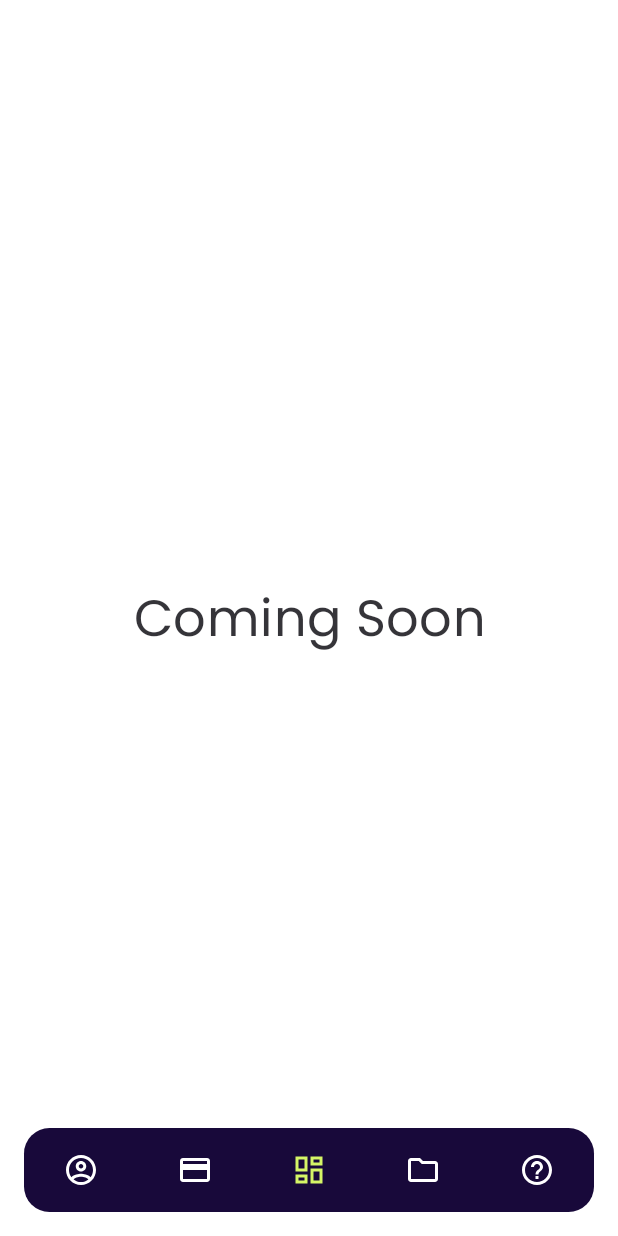
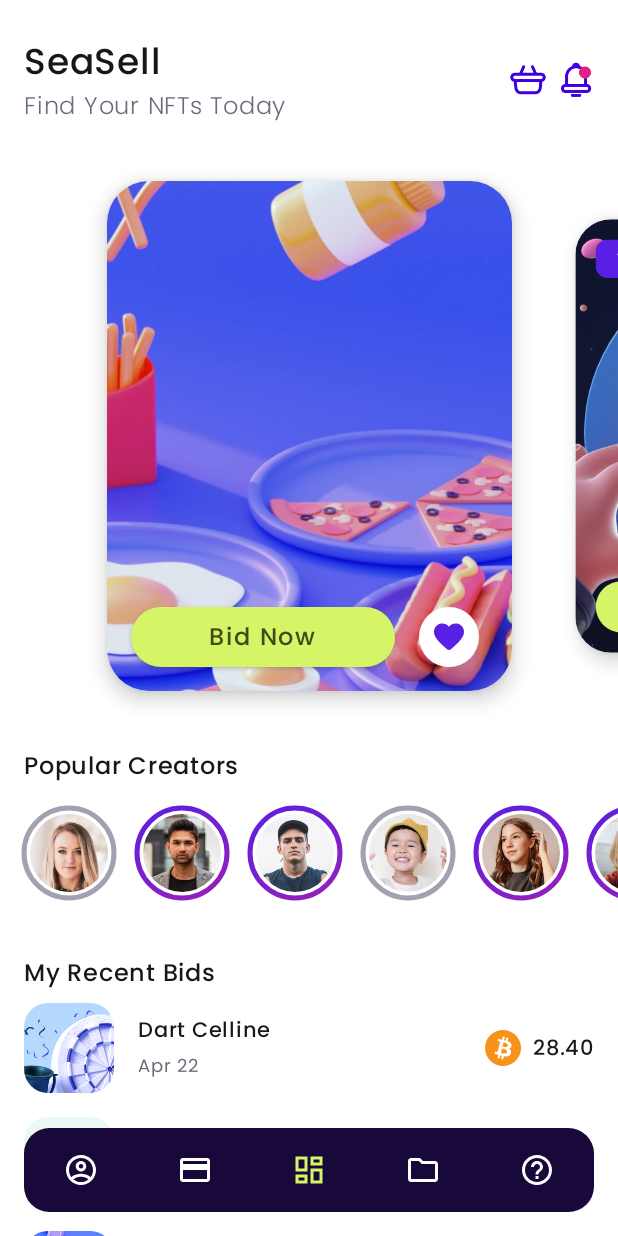
Before and after one commit to ROTM-Studio/jetpack-compose-ui-kits, an Android app built with Jetpack Compose: the DashboardScreen screen opened through its navigation route, on a phone screen of 412 x 824 dp. Run offline under Robolectric (Android 15) with nearby library versions, the phone set to English and light mode, and no system bars; our stand-ins replace accompanist.

Commit message:
Add dashboard screen

```diff
--- a/SeaSellCryptoAppUIKit/app/build.gradle
+++ b/SeaSellCryptoAppUIKit/app/build.gradle
@@ -63,6 +63,8 @@ dependencies {
     androidTestImplementation "androidx.compose.ui:ui-test-junit4:$compose_version"
     debugImplementation "androidx.compose.ui:ui-tooling:$compose_version"
 
+    implementation "androidx.compose.ui:ui-util:$compose_version"
+
     implementation "com.google.accompanist:accompanist-pager:$accompanistVersion"
     implementation "com.google.accompanist:accompanist-navigation-animation:$accompanistVersion"
     implementation "com.google.accompanist:accompanist-insets:$accompanistVersion"
--- a/SeaSellCryptoAppUIKit/app/src/main/java/com/rotmstudio/seasellcryptoappuikit/MainActivity.kt
+++ b/SeaSellCryptoAppUIKit/app/src/main/java/com/rotmstudio/seasellcryptoappuikit/MainActivity.kt
@@ -7,10 +7,12 @@ import androidx.compose.animation.ExperimentalAnimationApi
 import androidx.compose.material.MaterialTheme
 import androidx.compose.runtime.SideEffect
 import com.google.accompanist.insets.ProvideWindowInsets
+import com.google.accompanist.pager.ExperimentalPagerApi
 import com.google.accompanist.systemuicontroller.rememberSystemUiController
 import com.rotmstudio.seasellcryptoappuikit.ui.MainScreen
 import com.rotmstudio.seasellcryptoappuikit.ui.theme.SeaSellCryptoAppUIKitTheme
 
+@ExperimentalPagerApi
 @ExperimentalAnimationApi
 class MainActivity : ComponentActivity() {
     override fun onCreate(savedInstanceState: Bundle?) {
--- a/SeaSellCryptoAppUIKit/app/src/main/java/com/rotmstudio/seasellcryptoappuikit/ui/MainScreen.kt
+++ b/SeaSellCryptoAppUIKit/app/src/main/java/com/rotmstudio/seasellcryptoappuikit/ui/MainScreen.kt
@@ -14,11 +14,14 @@ import androidx.navigation.compose.currentBackStackEntryAsState
 import com.google.accompanist.navigation.animation.AnimatedNavHost
 import com.google.accompanist.navigation.animation.composable
 import com.google.accompanist.navigation.animation.rememberAnimatedNavController
+import com.google.accompanist.pager.ExperimentalPagerApi
 import com.rotmstudio.seasellcryptoappuikit.ui.component.SeaSellCryptoBottomNavigationBar
+import com.rotmstudio.seasellcryptoappuikit.ui.dashboard.DashboardScreen
 import com.rotmstudio.seasellcryptoappuikit.ui.dummy.DummyScreen
 import com.rotmstudio.seasellcryptoappuikit.ui.navigation.BottomBarNavigation
 import com.rotmstudio.seasellcryptoappuikit.ui.theme.Violet
 
+@ExperimentalPagerApi
 @ExperimentalAnimationApi
 @Composable
 fun MainScreen(
@@ -55,7 +58,11 @@ fun MainScreen(
             composable(
                 route = BottomBarNavigation.DashboardScreen.route
             ) {
-                DummyScreen()
+                DashboardScreen(
+                    onPagerItemTapped = {
+
+                    }
+                )
             }
             composable(
                 route = BottomBarNavigation.CollectionScreen.route
--- /dev/null
+++ b/SeaSellCryptoAppUIKit/app/src/main/java/com/rotmstudio/seasellcryptoappuikit/ui/dashboard/DashboardScreen.kt
@@ -0,0 +1,424 @@
+package com.rotmstudio.seasellcryptoappuikit.ui.dashboard
+
+import androidx.compose.foundation.Image
+import androidx.compose.foundation.layout.*
+import androidx.compose.foundation.lazy.LazyColumn
+import androidx.compose.foundation.lazy.LazyRow
+import androidx.compose.foundation.lazy.items
+import androidx.compose.foundation.shape.CircleShape
+import androidx.compose.foundation.shape.RoundedCornerShape
+import androidx.compose.material.*
+import androidx.compose.runtime.Composable
+import androidx.compose.runtime.remember
+import androidx.compose.ui.Alignment
+import androidx.compose.ui.Modifier
+import androidx.compose.ui.draw.clip
+import androidx.compose.ui.draw.drawBehind
+import androidx.compose.ui.geometry.Offset
+import androidx.compose.ui.graphics.Brush
+import androidx.compose.ui.graphics.Color
+import androidx.compose.ui.graphics.drawscope.Stroke
+import androidx.compose.ui.graphics.graphicsLayer
+import androidx.compose.ui.layout.ContentScale
+import androidx.compose.ui.res.painterResource
+import androidx.compose.ui.text.font.FontWeight
+import androidx.compose.ui.text.style.TextAlign
+import androidx.compose.ui.unit.dp
+import androidx.compose.ui.unit.sp
+import androidx.compose.ui.util.lerp
+import com.google.accompanist.pager.ExperimentalPagerApi
+import com.google.accompanist.pager.HorizontalPager
+import com.google.accompanist.pager.calculateCurrentOffsetForPage
+import com.rotmstudio.seasellcryptoappuikit.R
+import com.rotmstudio.seasellcryptoappuikit.data.CreatorRepo
+import com.rotmstudio.seasellcryptoappuikit.data.NftRepo
+import com.rotmstudio.seasellcryptoappuikit.ui.theme.Cerise
+import com.rotmstudio.seasellcryptoappuikit.ui.theme.PurpleHeart
+import com.rotmstudio.seasellcryptoappuikit.ui.theme.SantasGray
+import com.rotmstudio.seasellcryptoappuikit.ui.theme.StormGray
+import kotlin.math.absoluteValue
+
+@ExperimentalPagerApi
+@Composable
+fun DashboardScreen(
+    onPagerItemTapped: (nftId: Long) -> Unit
+) {
+    Surface(
+        modifier = Modifier.fillMaxSize()
+    ) {
+        LazyColumn(
+            contentPadding = PaddingValues(top = 24.dp, bottom = 100.dp)
+        ) {
+            item {
+                TopBar()
+            }
+            item {
+                Spacer(modifier = Modifier.size(38.dp))
+            }
+            item {
+                NftPager {
+                    onPagerItemTapped(it)
+                }
+            }
+            item {
+                Spacer(modifier = Modifier.size(38.dp))
+            }
+            item {
+                PopularCreator()
+            }
+            item {
+                Spacer(modifier = Modifier.size(38.dp))
+            }
+            item {
+                MyRecentBids()
+            }
+        }
+    }
+}
+
+@Composable
+fun TopBar() {
+    Row(
+        modifier = Modifier
+            .fillMaxWidth()
+            .padding(start = 16.dp, end = 16.dp),
+        verticalAlignment = Alignment.CenterVertically
+    ) {
+        Column(modifier = Modifier.weight(1f)) {
+            Text(
+                text = "SeaSell",
+                fontSize = 24.sp,
+                fontWeight = FontWeight.Medium,
+                color = MaterialTheme.colors.onSurface
+            )
+            Text(
+                text = "Find Your NFTs Today",
+                fontSize = 16.sp,
+                fontWeight = FontWeight.Light,
+                color = StormGray
+            )
+        }
+        Image(
+            painter = painterResource(id = R.drawable.bag_icon),
+            contentDescription = "bag",
+            modifier = Modifier.size(24.dp)
+        )
+        Spacer(modifier = Modifier.size(8.dp))
+        Image(
+            painter = painterResource(id = R.drawable.notification_icon),
+            contentDescription = "bag",
+            modifier = Modifier.size(24.dp)
+        )
+    }
+}
+
+@ExperimentalPagerApi
+@Composable
+fun NftPager(
+    onPagerItemTapped: (nftId: Long) -> Unit
+) {
+
+    val nfts = remember { NftRepo.getNfts() }
+
+    HorizontalPager(
+        count = nfts.size,
+        contentPadding = PaddingValues(horizontal = 60.dp),
+    ) { page ->
+        Card(
+            Modifier
+                .graphicsLayer {
+                    val pageOffset = calculateCurrentOffsetForPage(page).absoluteValue
+                    lerp(
+                        start = 0.85f,
+                        stop = 1f,
+                        fraction = 1f - pageOffset.coerceIn(0f, 1f)
+                    ).also { scale ->
+                        scaleX = scale
+                        scaleY = scale
+                    }
+                }
+                .width(270.dp)
+                .height(340.dp),
+            shape = RoundedCornerShape(28.dp),
+            elevation = 8.dp
+        ) {
+            Box {
+                Image(
+                    painter = painterResource(id = nfts[page].image),
+                    contentDescription = nfts[page].name,
+                    modifier = Modifier.fillMaxSize(),
+                    contentScale = ContentScale.Crop
+                )
+                if (nfts[page].isTrending) {
+                    Box(
+                        modifier = Modifier
+                            .fillMaxSize()
+                            .padding(16.dp),
+                        contentAlignment = Alignment.TopStart
+                    ) {
+                        Card(
+                            backgroundColor = MaterialTheme.colors.secondary,
+                            shape = RoundedCornerShape(9.dp),
+                            modifier = Modifier
+                                .size(height = 30.dp, width = 100.dp),
+                            elevation = 0.dp
+                        ) {
+                            Text(
+                                text = "Trending",
+                                fontWeight = FontWeight.Medium,
+                                color = MaterialTheme.colors.onSecondary,
+                                fontSize = 14.sp,
+                                textAlign = TextAlign.Center,
+                                modifier = Modifier.padding(top = 4.dp, bottom = 4.dp)
+                            )
+                        }
+                    }
+                }
+                Box(
+                    modifier = Modifier
+                        .fillMaxSize()
+                        .padding(16.dp),
+                    contentAlignment = Alignment.BottomStart
+                ) {
+                    Row(
+                        modifier = Modifier.fillMaxWidth(),
+                        verticalAlignment = Alignment.CenterVertically
+                    ) {
+                        Button(
+                            onClick = {
+                                onPagerItemTapped(nfts[page].id)
+                            },
+                            modifier = Modifier
+                                .width(176.dp)
+                                .height(40.dp),
+                            shape = RoundedCornerShape(45.dp)
+                        ) {
+                            Text(text = "Bid Now", fontWeight = FontWeight.Medium, fontSize = 16.sp)
+                        }
+                        Spacer(modifier = Modifier.width(16.dp))
+                        Box(
+                            modifier = Modifier
+                                .size(40.dp)
+                                .drawBehind {
+                                    drawArc(
+                                        color = Color.White,
+                                        startAngle = 0f,
+                                        sweepAngle = 360f,
+                                        useCenter = true
+                                    )
+                                },
+                            contentAlignment = Alignment.Center
+                        ) {
+                            Icon(
+                                painter = painterResource(id = if (nfts[page].isFavorite) R.drawable.ic_round_favorite_24 else R.drawable.ic_round_favorite_border_24),
+                                contentDescription = "",
+                                tint = MaterialTheme.colors.secondary,
+                                modifier = Modifier.padding(8.dp)
+                            )
+                        }
+                    }
+                }
+            }
+        }
+    }
+}
+
+@Composable
+fun PopularCreator() {
+
+    val popularCreators = remember { CreatorRepo.getPopularCreators() }
+
+    Column(modifier = Modifier.fillMaxWidth()) {
+        Text(
+            text = "Popular Creators",
+            fontSize = 16.sp,
+            fontWeight = FontWeight.Medium,
+            modifier = Modifier.padding(start = 16.dp),
+            color = MaterialTheme.colors.onSurface
+        )
+        LazyRow(contentPadding = PaddingValues(start = 16.dp, top = 16.dp)) {
+            items(popularCreators) { creator ->
+                Column(
+                    modifier = Modifier
+                        .size(60.dp)
+                        .drawBehind {
+                            if (creator.isSeen) {
+                                drawArc(
+                                    color = SantasGray,
+                                    startAngle = 0f,
+                                    sweepAngle = 360f,
+                                    useCenter = false,
+                                    style = Stroke(
+                                        width = 5f
+                                    )
+                                )
+                            } else {
+                                drawArc(
+                                    brush = Brush.linearGradient(
+                                        colors = listOf(
+                                            PurpleHeart,
+                                            Cerise
+                                        ),
+                                        start = Offset.Zero,
+                                        end = Offset(130f, 230f)
+                                    ),
+                                    startAngle = 0f,
+                                    sweepAngle = 360f,
+                                    useCenter = false,
+                                    style = Stroke(
+                                        width = 5f
+                                    )
+                                )
+                            }
+
+                        },
+                    horizontalAlignment = Alignment.CenterHorizontally,
+                    verticalArrangement = Arrangement.Center
+                ) {
+                    Image(
+                        painter = painterResource(id = creator.image),
+                        contentDescription = "",
+                        modifier = Modifier
+                            .padding(4.dp)
+                            .clip(CircleShape)
+                    )
+                }
+                Spacer(modifier = Modifier.width(15.3.dp))
+            }
+        }
+    }
+}
+
+@Composable
+fun MyRecentBids() {
+    Column(
+        modifier = Modifier.padding(start = 16.dp, end = 16.dp)
+    ) {
+        Text(
+            text = "My Recent Bids",
+            fontSize = 16.sp,
+            fontWeight = FontWeight.Medium,
+            color = MaterialTheme.colors.onSurface
+        )
+        Spacer(modifier = Modifier.size(8.dp))
+        Row(
+            modifier = Modifier.fillMaxWidth(),
+            verticalAlignment = Alignment.CenterVertically,
+        ) {
+            Image(
+                painter = painterResource(id = R.drawable.image_5),
+                contentDescription = "",
+                modifier = Modifier
+                    .size(60.dp)
+                    .clip(RoundedCornerShape(16.dp)),
+            )
+            Spacer(modifier = Modifier.width(16.dp))
+            Column(modifier = Modifier.weight(2f)) {
+                Text(
+                    text = "Dart Celline",
+                    fontSize = 14.sp,
+                    fontWeight = FontWeight.Medium,
+                    color = MaterialTheme.colors.onSurface
+                )
+                Text(
+                    text = "Apr 22",
+                    fontSize = 12.sp,
+                    color = StormGray
+                )
+            }
+            Icon(
+                painter = painterResource(id = R.drawable.ic_bitcoin),
+                contentDescription = "",
+                tint = Color.Unspecified,
+                modifier = Modifier.size(24.dp)
+            )
+            Spacer(modifier = Modifier.width(8.dp))
+            Text(
+                text = "28.40",
+                fontSize = 14.sp,
+                fontWeight = FontWeight.Medium,
+                color = MaterialTheme.colors.onSurface
+            )
+        }
+        Spacer(modifier = Modifier.size(16.dp))
+        Row(
+            modifier = Modifier.fillMaxWidth(),
+            verticalAlignment = Alignment.CenterVertically,
+        ) {
+            Image(
+                painter = painterResource(id = R.drawable.image_6),
+                contentDescription = "",
+                modifier = Modifier
+                    .size(60.dp)
+                    .clip(RoundedCornerShape(16.dp)),
+            )
+            Spacer(modifier = Modifier.width(16.dp))
+            Column(modifier = Modifier.weight(2f)) {
+                Text(
+                    text = "Zipzip Koin",
+                    fontSize = 14.sp,
+                    fontWeight = FontWeight.Medium,
+                    color = MaterialTheme.colors.onSurface
+                )
+                Text(
+                    text = "Feb 31",
+                    fontSize = 12.sp,
+                    color = StormGray
+                )
+            }
+            Icon(
+                painter = painterResource(id = R.drawable.ic_bitcoin),
+                contentDescription = "",
+                tint = Color.Unspecified,
+                modifier = Modifier.size(24.dp)
+            )
+            Spacer(modifier = Modifier.width(8.dp))
+            Text(
+                text = "1.10",
+                fontSize = 14.sp,
+                fontWeight = FontWeight.Medium,
+                color = MaterialTheme.colors.onSurface
+            )
+        }
+        Spacer(modifier = Modifier.size(16.dp))
+        Row(
+            modifier = Modifier.fillMaxWidth(),
+            verticalAlignment = Alignment.CenterVertically,
+        ) {
+            Image(
+                painter = painterResource(id = R.drawable.image_7),
+                contentDescription = "",
+                modifier = Modifier
+                    .size(60.dp)
+                    .clip(RoundedCornerShape(16.dp)),
+            )
+            Spacer(modifier = Modifier.width(16.dp))
+            Column(modifier = Modifier.weight(2f)) {
+                Text(
+                    text = "Dart Celline",
+                    fontSize = 14.sp,
+                    fontWeight = FontWeight.Medium,
+                    color = MaterialTheme.colors.onSurface
+                )
+                Text(
+                    text = "Feb 9",
+                    fontSize = 12.sp,
+                    color = StormGray
+                )
+            }
+            Icon(
+                painter = painterResource(id = R.drawable.ic_bitcoin),
+                contentDescription = "",
+                tint = Color.Unspecified,
+                modifier = Modifier.size(24.dp)
+            )
+            Spacer(modifier = Modifier.width(8.dp))
+            Text(
+                text = "590.00",
+                fontSize = 14.sp,
+                fontWeight = FontWeight.Medium,
+                color = MaterialTheme.colors.onSurface
+            )
+        }
+    }
+}
--- /dev/null
+++ b/SeaSellCryptoAppUIKit/app/src/main/res/drawable/ic_round_favorite_24.xml
@@ -0,0 +1,10 @@
+<vector xmlns:android="http://schemas.android.com/apk/res/android"
+    android:width="24dp"
+    android:height="24dp"
+    android:viewportWidth="24"
+    android:viewportHeight="24"
+    android:tint="?attr/colorControlNormal">
+  <path
+      android:fillColor="@android:color/white"
+      android:pathData="M13.35,20.13c-0.76,0.69 -1.93,0.69 -2.69,-0.01l-0.11,-0.1C5.3,15.27 1.87,12.16 2,8.28c0.06,-1.7 0.93,-3.33 2.34,-4.29 2.64,-1.8 5.9,-0.96 7.66,1.1 1.76,-2.06 5.02,-2.91 7.66,-1.1 1.41,0.96 2.28,2.59 2.34,4.29 0.14,3.88 -3.3,6.99 -8.55,11.76l-0.1,0.09z"/>
+</vector>
--- /dev/null
+++ b/SeaSellCryptoAppUIKit/app/src/main/res/drawable/ic_round_favorite_border_24.xml
@@ -0,0 +1,10 @@
+<vector xmlns:android="http://schemas.android.com/apk/res/android"
+    android:width="24dp"
+    android:height="24dp"
+    android:viewportWidth="24"
+    android:viewportHeight="24"
+    android:tint="?attr/colorControlNormal">
+  <path
+      android:fillColor="@android:color/white"
+      android:pathData="M19.66,3.99c-2.64,-1.8 -5.9,-0.96 -7.66,1.1 -1.76,-2.06 -5.02,-2.91 -7.66,-1.1 -1.4,0.96 -2.28,2.58 -2.34,4.29 -0.14,3.88 3.3,6.99 8.55,11.76l0.1,0.09c0.76,0.69 1.93,0.69 2.69,-0.01l0.11,-0.1c5.25,-4.76 8.68,-7.87 8.55,-11.75 -0.06,-1.7 -0.94,-3.32 -2.34,-4.28zM12.1,18.55l-0.1,0.1 -0.1,-0.1C7.14,14.24 4,11.39 4,8.5 4,6.5 5.5,5 7.5,5c1.54,0 3.04,0.99 3.57,2.36h1.87C13.46,5.99 14.96,5 16.5,5c2,0 3.5,1.5 3.5,3.5 0,2.89 -3.14,5.74 -7.9,10.05z"/>
+</vector>
```
